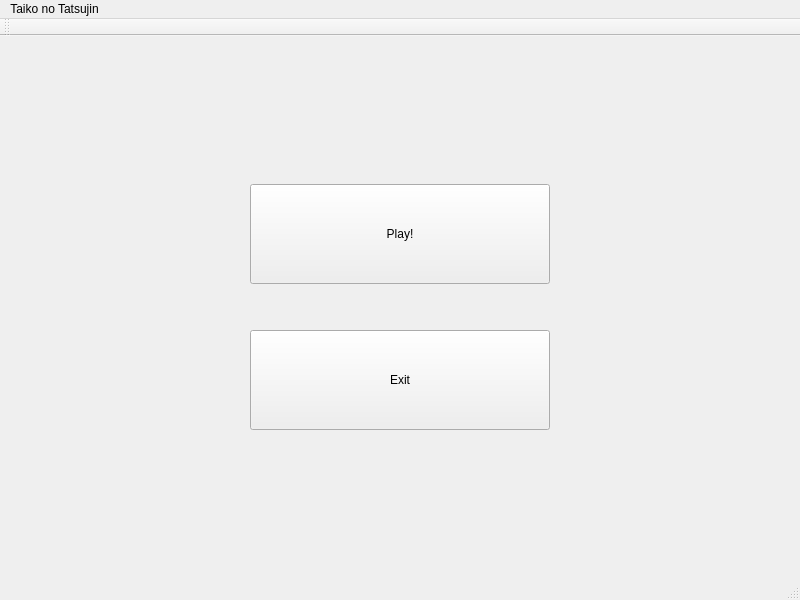
co8bit/Taiko-no-Tatsujin, file mainwindow.ui: the form before one commit.
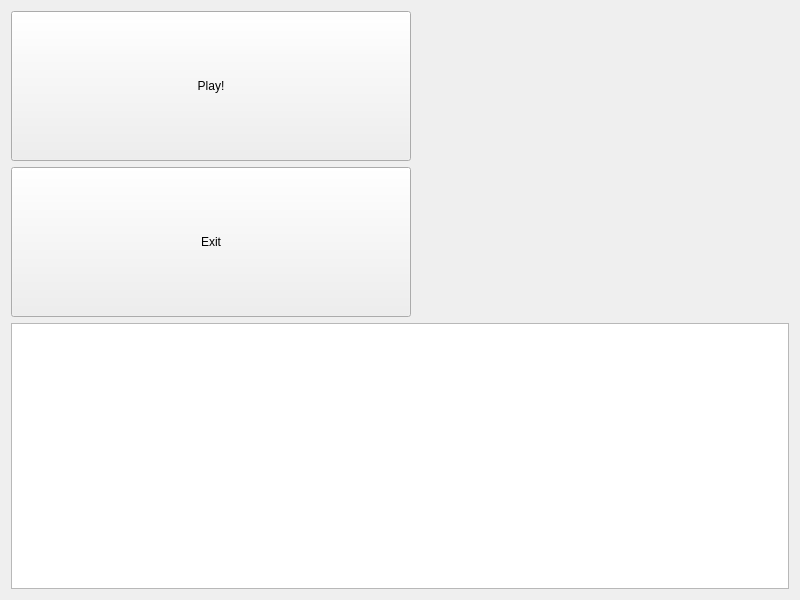
The form after the commit.

```diff
--- a/mainwindow.ui
+++ b/mainwindow.ui
@@ -28,49 +28,22 @@
   <widget class="QWidget" name="centralWidget">
    <layout class="QVBoxLayout" name="verticalLayout_10">
     <item>
-     <spacer name="verticalSpacer">
-      <property name="orientation">
-       <enum>Qt::Vertical</enum>
+     <layout class="QVBoxLayout" name="verticalLayout">
+      <property name="sizeConstraint">
+       <enum>QLayout::SetDefaultConstraint</enum>
       </property>
-      <property name="sizeHint" stdset="0">
-       <size>
-        <width>20</width>
-        <height>117</height>
-       </size>
-      </property>
-     </spacer>
-    </item>
-    <item>
-     <layout class="QVBoxLayout" name="verticalLayout_5">
-      <item>
-       <layout class="QHBoxLayout" name="horizontalLayout_3">
-        <item>
-         <spacer name="horizontalSpacer">
-          <property name="orientation">
-           <enum>Qt::Horizontal</enum>
-          </property>
-          <property name="sizeHint" stdset="0">
-           <size>
-            <width>40</width>
-            <height>20</height>
-           </size>
-          </property>
-         </spacer>
-        </item>
-        <item>
-         <layout class="QVBoxLayout" name="verticalLayout_9">
           <item>
            <widget class="QPushButton" name="playButton">
-            <property name="sizePolicy">
-             <sizepolicy hsizetype="Preferred" vsizetype="Fixed">
-              <horstretch>0</horstretch>
-              <verstretch>0</verstretch>
-             </sizepolicy>
-            </property>
             <property name="minimumSize">
              <size>
-              <width>300</width>
-              <height>100</height>
+          <width>400</width>
+          <height>150</height>
+         </size>
+        </property>
+        <property name="maximumSize">
+         <size>
+          <width>400</width>
+          <height>150</height>
              </size>
             </property>
             <property name="text">
@@ -78,25 +51,18 @@
             </property>
            </widget>
           </item>
-          <item>
-           <spacer name="verticalSpacer_3">
-            <property name="orientation">
-             <enum>Qt::Vertical</enum>
-            </property>
-            <property name="sizeHint" stdset="0">
-             <size>
-              <width>20</width>
-              <height>40</height>
-             </size>
-            </property>
-           </spacer>
-          </item>
           <item>
            <widget class="QPushButton" name="exitButton">
             <property name="minimumSize">
              <size>
-              <width>300</width>
-              <height>100</height>
+          <width>400</width>
+          <height>150</height>
+         </size>
+        </property>
+        <property name="maximumSize">
+         <size>
+          <width>400</width>
+          <height>150</height>
              </size>
             </property>
             <property name="text">
@@ -104,65 +70,13 @@
             </property>
            </widget>
           </item>
-         </layout>
-        </item>
         <item>
-         <spacer name="horizontalSpacer_2">
-          <property name="orientation">
-           <enum>Qt::Horizontal</enum>
-          </property>
-          <property name="sizeHint" stdset="0">
-           <size>
-            <width>40</width>
-            <height>20</height>
-           </size>
-          </property>
-         </spacer>
+       <widget class="QListWidget" name="songsList"/>
         </item>
        </layout>
       </item>
      </layout>
-    </item>
-    <item>
-     <spacer name="verticalSpacer_2">
-      <property name="orientation">
-       <enum>Qt::Vertical</enum>
-      </property>
-      <property name="sizeHint" stdset="0">
-       <size>
-        <width>20</width>
-        <height>117</height>
-       </size>
-      </property>
-     </spacer>
-    </item>
-   </layout>
   </widget>
-  <widget class="QMenuBar" name="menuBar">
-   <property name="geometry">
-    <rect>
-     <x>0</x>
-     <y>0</y>
-     <width>800</width>
-     <height>22</height>
-    </rect>
-   </property>
-   <widget class="QMenu" name="menuTaiko_no_Tatsujin">
-    <property name="title">
-     <string>Taiko no Tatsujin</string>
-    </property>
-   </widget>
-   <addaction name="menuTaiko_no_Tatsujin"/>
-  </widget>
-  <widget class="QToolBar" name="mainToolBar">
-   <attribute name="toolBarArea">
-    <enum>TopToolBarArea</enum>
-   </attribute>
-   <attribute name="toolBarBreak">
-    <bool>false</bool>
-   </attribute>
-  </widget>
-  <widget class="QStatusBar" name="statusBar"/>
  </widget>
  <layoutdefault spacing="6" margin="11"/>
  <resources/>
```
Left out of the diff: 2 changed lines with no effect on the pictures. Lines whose indentation alone changed are shown as unchanged.
